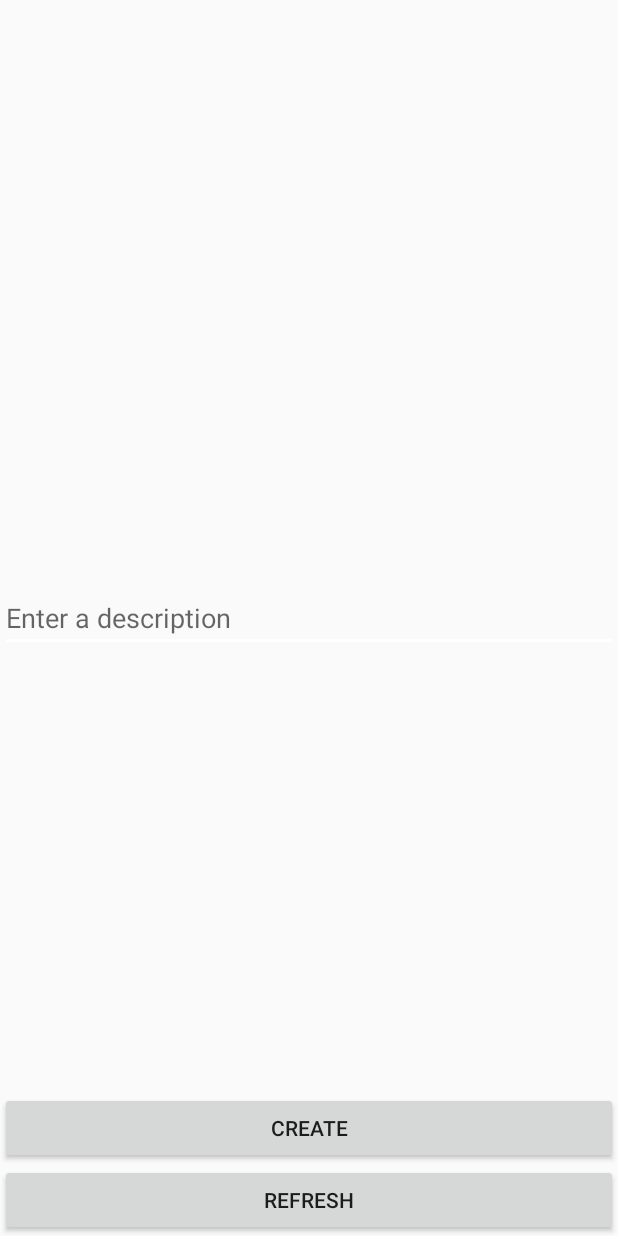
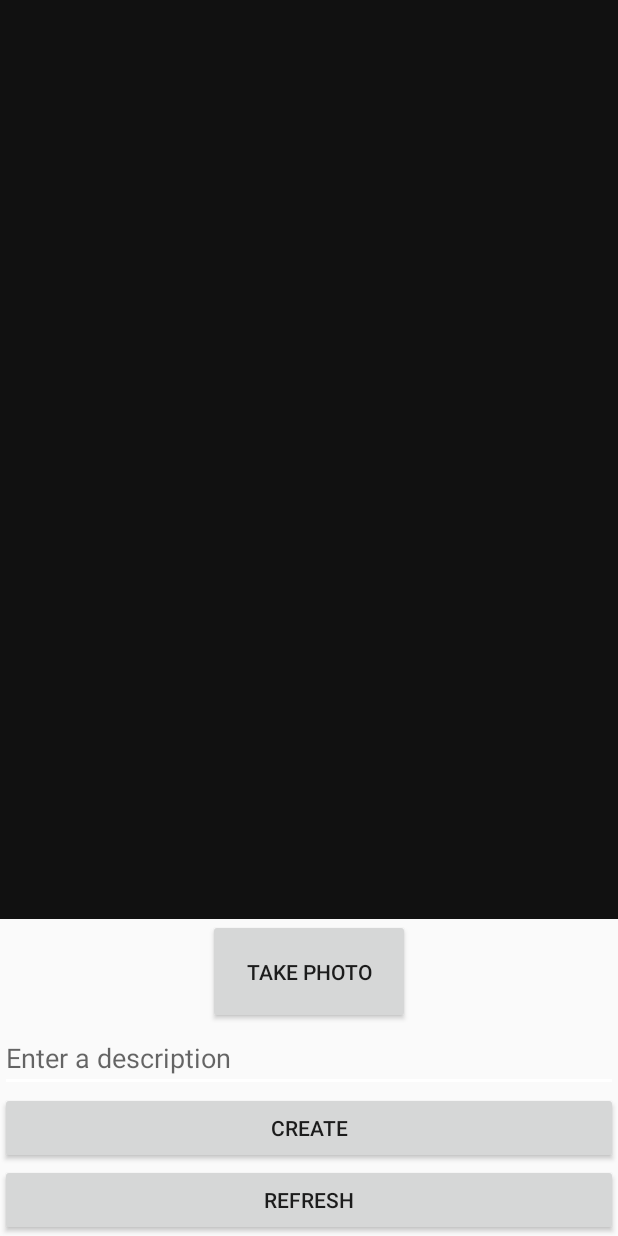
Before and after one commit to Bertogonz3000/Parsetegram, an Android app: the HomeActivity screen opened directly, with no data from a screen before it, on a phone screen of 412 x 824 dp. Run offline under Robolectric (Android 15) with nearby library versions, the phone set to English and light mode, and no system bars; libraries missing offline, so code that uses them is left out: com.parse.

```diff
--- a/app/src/main/java/com/example/bertogonz3000/parstegram/LoginActivity.java
+++ b/app/src/main/java/com/example/bertogonz3000/parstegram/LoginActivity.java
@@ -35,7 +35,9 @@ public class LoginActivity extends AppCompatActivity {
 
         //if the current user exists, run with them
         ParseUser currentUser = ParseUser.getCurrentUser();
+        Toast.makeText(this, "test", Toast.LENGTH_SHORT).show();
         if (currentUser != null){
+            Toast.makeText(this, "test2", Toast.LENGTH_SHORT).show();
             final Intent intent = new Intent(LoginActivity.this, HomeActivity.class);
             startActivity(intent);
             //put finish here so user can't logout just by hitting the back button
--- a/app/src/main/res/layout/activity_home.xml
+++ b/app/src/main/res/layout/activity_home.xml
@@ -6,6 +6,23 @@
     android:layout_height="match_parent"
     tools:context=".HomeActivity">
 
+    <ImageView
+        android:id="@+id/photoView"
+        android:layout_width="match_parent"
+        android:layout_height="match_parent"
+        android:layout_above="@id/photoButton"
+        android:padding="10dp"
+        android:background="#111111"/>
+
+    <Button
+        android:id="@+id/photoButton"
+        android:layout_width="wrap_content"
+        android:layout_height="wrap_content"
+        android:text="Take Photo"
+        android:onClick="dispatchTakePictureIntent"
+        android:layout_above="@id/etDescription"
+        android:padding="25dp"
+        android:layout_centerInParent="true"/>
 
     <EditText
         android:id="@+id/etDescription"
@@ -13,6 +30,7 @@
         android:layout_height="wrap_content"
         android:layout_centerInParent="true"
         android:hint="Enter a description"
+        android:layout_above="@id/createButton"
         />
 
     <Button
```
Also changed, not shown: app/src/main/AndroidManifest.xml (+12 -0 lines), app/src/main/java/com/example/bertogonz3000/parstegram/HomeActivity.java (+96 -3 lines), app/src/main/res/xml/paths.xml (added, +9 -0 lines).
